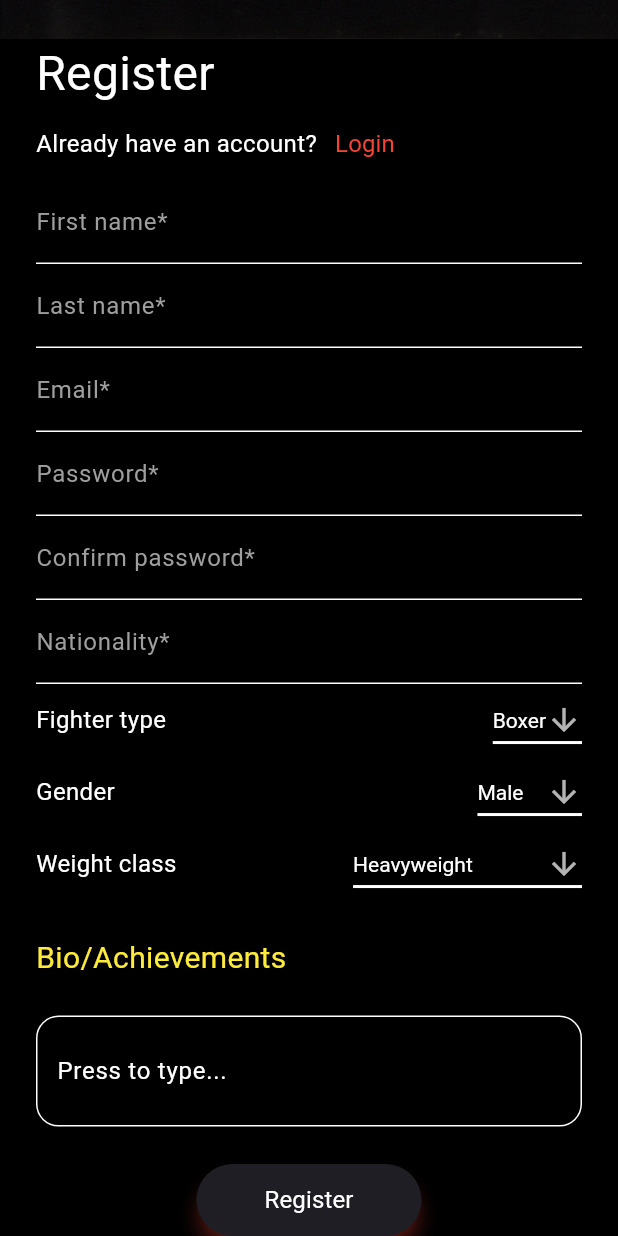
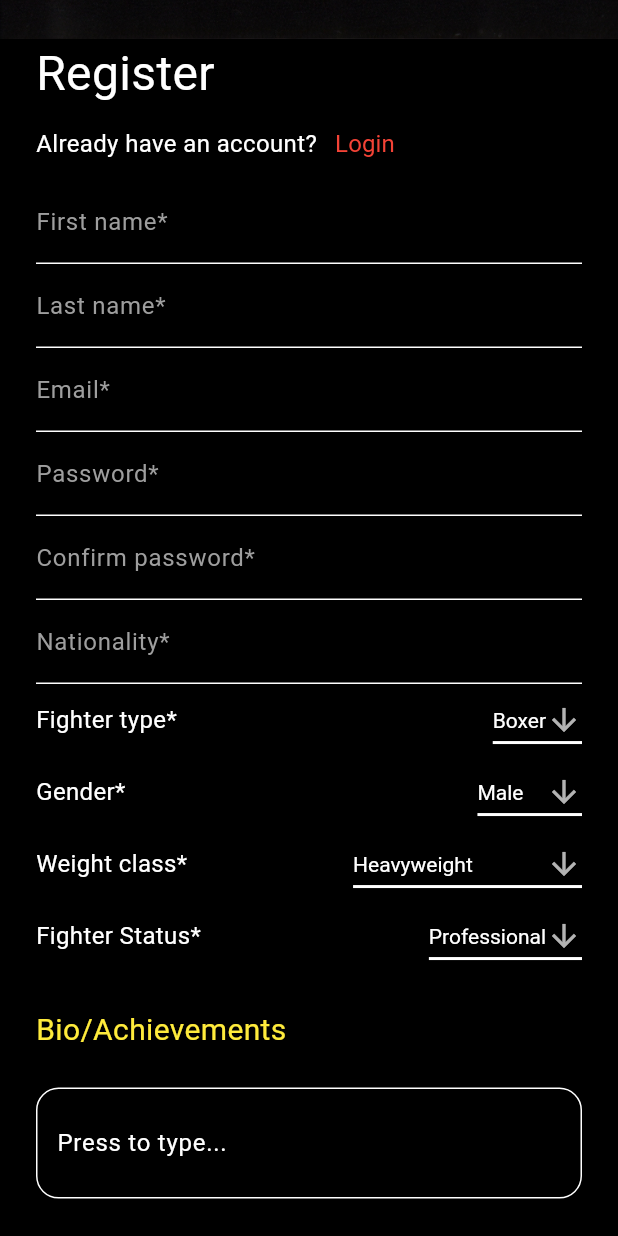
Before and after one commit to MrxBurn/FTF, a Flutter app: the RegisterFighter screen opened by its route, scrolled down 245 dp, on a phone screen of 412 x 824 dp. Run offline on Flutter 3.47's test engine with Material 2 defaults, Android fonts, the phone set to English and light mode, and no system bars; our stand-ins replace cloud_firestore, country_picker, firebase_auth, firebase_core, firebase_storage, flutter_svg and 1 more; accounts and stored records are empty; project files that could hold a hidden picture were left out.

Commit message:
Added Fighter Status - Fighter Registration

```diff
--- a/lib/authentication/register_fighter.dart
+++ b/lib/authentication/register_fighter.dart
@@ -31,6 +31,8 @@ const List<String> weightList = <String>[
 
 List<String> fighterTypeList = <String>['Boxer', 'MMA'];
 
+List<String> fighterStatusList = <String>['Professional', 'Amateur'];
+
 class RegisterFighter extends StatefulWidget {
   const RegisterFighter({super.key});
 
@@ -46,11 +48,15 @@ class _RegisterFighterState extends State<RegisterFighter> {
 
   String weigthClass = '';
 
+  String fighterStatus = '';
+
   String nationality = '';
 
   var genderValue = genderList.first;
 
   var weightValue = weightList.first;
+
+  var fighterStatusValue = fighterStatusList.first;
 
   var fighterType = fighterTypeList.first;
 
@@ -90,6 +96,7 @@ class _RegisterFighterState extends State<RegisterFighter> {
       String fighterType,
       String gender,
       String weightClass,
+      String fighterStatus,
       String bio) async {
     try {
       await FirebaseAuth.instance
@@ -102,6 +109,7 @@ class _RegisterFighterState extends State<RegisterFighter> {
                   'fighterType': fighterType,
                   'gender': gender,
                   'weightClass': weightClass,
+                  'fighterStatus': fighterStatus,
                   'description': bio
                 })
               });
@@ -322,7 +330,7 @@ class _RegisterFighterState extends State<RegisterFighter> {
                       mainAxisAlignment: MainAxisAlignment.spaceBetween,
                       children: [
                         const Text(
-                          'Fighter type',
+                          'Fighter type*',
                           style: bodyStyle,
                         ),
                         const SizedBox(
@@ -359,7 +367,7 @@ class _RegisterFighterState extends State<RegisterFighter> {
                       mainAxisAlignment: MainAxisAlignment.spaceBetween,
                       children: [
                         const Text(
-                          'Gender',
+                          'Gender*',
                           style: bodyStyle,
                         ),
                         const SizedBox(
@@ -396,7 +404,7 @@ class _RegisterFighterState extends State<RegisterFighter> {
                       mainAxisAlignment: MainAxisAlignment.spaceBetween,
                       children: [
                         const Text(
-                          'Weight class',
+                          'Weight class*',
                           style: bodyStyle,
                         ),
                         const SizedBox(
@@ -417,6 +425,43 @@ class _RegisterFighterState extends State<RegisterFighter> {
                             });
                           },
                           items: weightList
+                              .map<DropdownMenuItem<String>>((String value) {
+                            return DropdownMenuItem<String>(
+                              value: value,
+                              child: Text(value),
+                            );
+                          }).toList(),
+                        ),
+                      ],
+                    ),
+                  ),
+                  Padding(
+                    padding: const EdgeInsets.only(left: 24.0, right: 24),
+                    child: Row(
+                      mainAxisAlignment: MainAxisAlignment.spaceBetween,
+                      children: [
+                        const Text(
+                          'Fighter Status*',
+                          style: bodyStyle,
+                        ),
+                        const SizedBox(
+                          width: 50,
+                        ),
+                        DropdownButton<String>(
+                          value: fighterStatusValue,
+                          icon: const Icon(Icons.arrow_downward),
+                          elevation: 16,
+                          style: const TextStyle(color: Colors.white),
+                          underline: Container(
+                            height: 2,
+                            color: Colors.white,
+                          ),
+                          onChanged: (String? value) {
+                            setState(() {
+                              fighterStatusValue = value!;
+                            });
+                          },
+                          items: fighterStatusList
                               .map<DropdownMenuItem<String>>((String value) {
                             return DropdownMenuItem<String>(
                               value: value,
@@ -489,6 +534,7 @@ class _RegisterFighterState extends State<RegisterFighter> {
                                   fighterType,
                                   genderValue,
                                   weightValue,
+                                  fighterStatusValue,
                                   bio)
                             },
                         },
```
